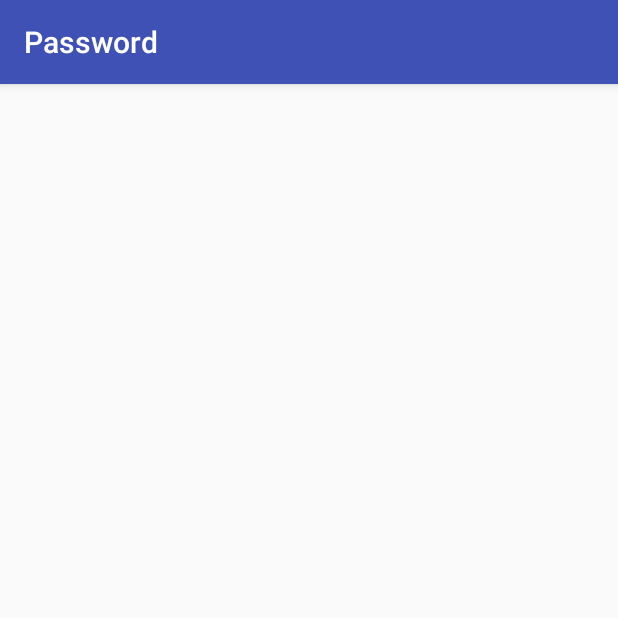
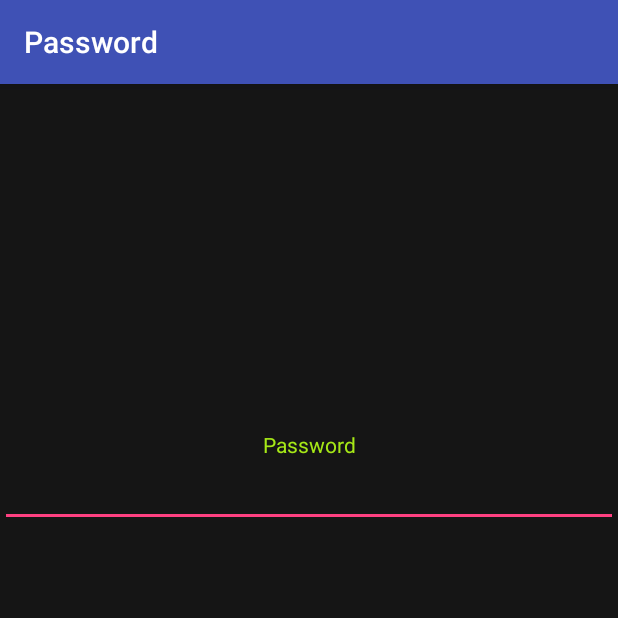
Before and after one commit to AngieGE/Arquitectura, an Android app: the screen it shows after launch (Password), on a phone screen of 412 x 824 dp, the top half of it. Run offline under Robolectric (Android 15) with nearby library versions, the phone set to English and light mode, and no system bars.

Commit message:
Desing of the password layout done
Add a text and a plain text for the password lay out programation of the c java class is still bending. Theme and colors added as well

```diff
--- a/Proyecto_Arquitectura/app/src/main/res/layout/password.xml
+++ b/Proyecto_Arquitectura/app/src/main/res/layout/password.xml
@@ -1,6 +1,38 @@
 <?xml version="1.0" encoding="utf-8"?>
 <LinearLayout xmlns:android="http://schemas.android.com/apk/res/android"
     android:orientation="vertical" android:layout_width="match_parent"
+    android:background="@color/backgroud_first_screen"
     android:layout_height="match_parent">
 
+    <LinearLayout
+        android:orientation="horizontal"
+        android:layout_width="match_parent"
+        android:layout_height="250dp">
+
+        <TextView
+            android:text="Password"
+            android:layout_width="wrap_content"
+            android:layout_height="match_parent"
+            android:textColor="@color/green_letters"
+            android:id="@+id/textView"
+            android:layout_weight="1"
+            android:gravity="bottom|center_horizontal" />
+    </LinearLayout>
+
+    <LinearLayout
+        android:orientation="horizontal"
+        android:layout_width="match_parent"
+        android:layout_height="match_parent">
+
+        <EditText
+            android:layout_height="wrap_content"
+            android:inputType="textPersonName"
+            android:text=""
+            android:ems="10"
+            android:layout_weight="0.30"
+            android:gravity="center_vertical|center_horizontal"
+            android:layout_width="wrap_content"
+            android:textColor="@color/white_letters"
+            android:id="@+id/password" />
+    </LinearLayout>
 </LinearLayout>
--- a/Proyecto_Arquitectura/app/src/main/res/values/colors.xml
+++ b/Proyecto_Arquitectura/app/src/main/res/values/colors.xml
@@ -5,6 +5,7 @@
     <color name="colorAccent">#FF4081</color>
     <color name="backgroud_first_screen">#151515</color>
     <color name="white_letters">#FFFFFF</color>
+    <color name="green_letters">#A6E817</color>
     <color name="gray_letters">#E6E6E6</color>
 
 </resources>
```
